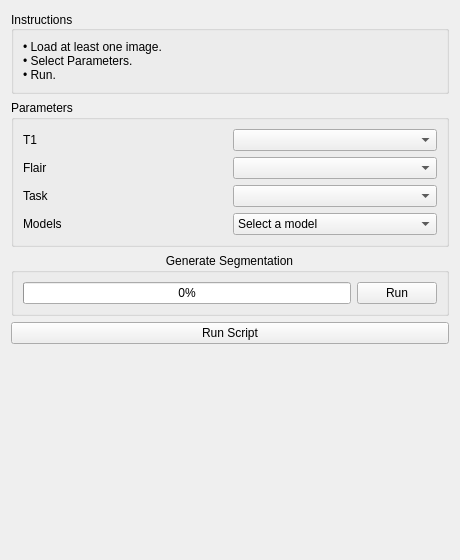
First picture: the form in Plugins/upenn.cbica.deepmrseg/src/internal/QDeepMRSegControls.ui, repository CBICA/DeepMRSegApp, before the edit.
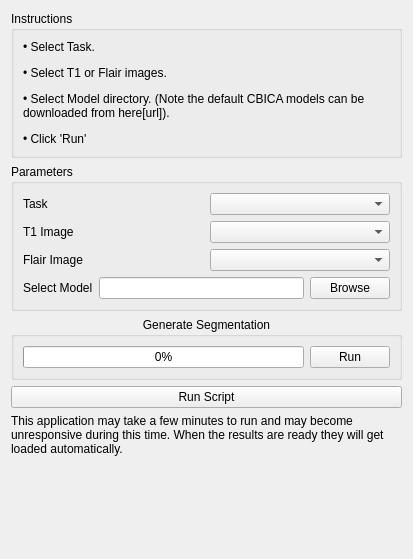
Second picture: the form after the edit. Custom widgets are drawn as their Qt base class.

What changed in the file:
```diff
--- a/Plugins/upenn.cbica.deepmrseg/src/internal/QDeepMRSegControls.ui
+++ b/Plugins/upenn.cbica.deepmrseg/src/internal/QDeepMRSegControls.ui
@@ -6,44 +6,36 @@
    <rect>
     <x>0</x>
     <y>0</y>
-    <width>460</width>
-    <height>560</height>
+    <width>413</width>
+    <height>559</height>
    </rect>
   </property>
+  <property name="sizePolicy">
+   <sizepolicy hsizetype="Preferred" vsizetype="Preferred">
+    <horstretch>0</horstretch>
+    <verstretch>0</verstretch>
+   </sizepolicy>
+  </property>
   <property name="windowTitle">
    <string>Form</string>
   </property>
   <layout class="QVBoxLayout" name="verticalLayout">
    <item>
     <widget class="QGroupBox" name="groupBoxInstructions">
-     <property name="sizePolicy">
-      <sizepolicy hsizetype="Minimum" vsizetype="Fixed">
-       <horstretch>0</horstretch>
-       <verstretch>0</verstretch>
-      </sizepolicy>
-     </property>
-     <property name="layoutDirection">
-      <enum>Qt::LeftToRight</enum>
+     <property name="minimumSize">
+      <size>
+       <width>0</width>
+       <height>100</height>
+      </size>
      </property>
      <property name="title">
       <string>Instructions</string>
      </property>
-     <property name="alignment">
-      <set>Qt::AlignLeading|Qt::AlignLeft|Qt::AlignVCenter</set>
-     </property>
-     <layout class="QVBoxLayout" name="verticalLayout_7">
+     <layout class="QVBoxLayout" name="verticalLayout_2">
       <item>
        <widget class="QLabel" name="label">
-        <property name="sizePolicy">
-         <sizepolicy hsizetype="Preferred" vsizetype="Expanding">
-          <horstretch>0</horstretch>
-          <verstretch>0</verstretch>
-         </sizepolicy>
-        </property>
         <property name="text">
-         <string>• Load at least one image.
-• Select Parameters.
-• Run.</string>
+         <string>&lt;html&gt;&lt;head/&gt;&lt;body&gt;&lt;p&gt;• Select Task.&lt;/p&gt;&lt;p&gt;• Select T1 or Flair images.&lt;/p&gt;&lt;p&gt;• Select Model directory. (Note the default CBICA models can be downloaded from here[url]).&lt;/p&gt;&lt;p&gt;• Click 'Run'&lt;/p&gt;&lt;/body&gt;&lt;/html&gt;</string>
         </property>
         <property name="wordWrap">
          <bool>true</bool>
@@ -65,65 +57,55 @@
       <string>Parameters</string>
      </property>
      <layout class="QGridLayout" name="gridLayout">
-      <item row="1" column="1">
+      <item row="2" column="1">
        <widget class="QLabel" name="label_flair">
         <property name="text">
-         <string>Flair</string>
+         <string>Flair Image</string>
         </property>
        </widget>
       </item>
-      <item row="1" column="2">
+      <item row="2" column="2">
        <widget class="QmitkDataStorageComboBox" name="comboBox_flair"/>
       </item>
-      <item row="3" column="1">
-       <widget class="QLabel" name="label_model">
+      <item row="1" column="1">
+       <widget class="QLabel" name="label_t1">
         <property name="text">
-         <string>Models</string>
+         <string>T1 Image</string>
         </property>
        </widget>
       </item>
-      <item row="2" column="1">
+      <item row="4" column="1" colspan="2">
+       <layout class="QHBoxLayout" name="horizontalLayout">
+        <item>
+         <widget class="QLabel" name="label_model">
+          <property name="text">
+           <string>Select Model</string>
+          </property>
+         </widget>
+        </item>
+        <item>
+         <widget class="QLineEdit" name="lineEdit"/>
+        </item>
+        <item>
+         <widget class="QPushButton" name="pushButton">
+          <property name="text">
+           <string>Browse</string>
+          </property>
+         </widget>
+        </item>
+       </layout>
+      </item>
+      <item row="1" column="2">
+       <widget class="QmitkDataStorageComboBox" name="comboBox_t1"/>
+      </item>
+      <item row="0" column="1">
        <widget class="QLabel" name="label_task">
         <property name="text">
          <string>Task</string>
         </property>
        </widget>
       </item>
-      <item row="0" column="1">
-       <widget class="QLabel" name="label_t1">
-        <property name="text">
-         <string>T1</string>
-        </property>
-       </widget>
-      </item>
       <item row="0" column="2">
-       <widget class="QmitkDataStorageComboBox" name="comboBox_t1"/>
-      </item>
-      <item row="3" column="2">
-       <widget class="QComboBox" name="comboBox_model">
-        <item>
-         <property name="text">
-          <string>Select a model</string>
-         </property>
-        </item>
-        <item>
-         <property name="text">
-          <string>Default</string>
-         </property>
-        </item>
-        <item>
-         <property name="text">
-          <string>DLICV</string>
-         </property>
-        </item>
-        <item>
-         <property name="text">
-          <string>Model-40</string>
-         </property>
-        </item>
-       </widget>
-      </item>
-      <item row="2" column="2">
        <widget class="QComboBox" name="comboBox_tasks"/>
       </item>
      </layout>
@@ -171,6 +153,16 @@
      </property>
     </widget>
    </item>
+   <item>
+    <widget class="QLabel" name="label_2">
+     <property name="text">
+      <string>This application may take a few minutes to run and may become unresponsive during this time. When the results are ready they will get loaded automatically.</string>
+     </property>
+     <property name="wordWrap">
+      <bool>true</bool>
+     </property>
+    </widget>
+   </item>
    <item>
     <spacer name="verticalSpacer">
      <property name="orientation">
```
